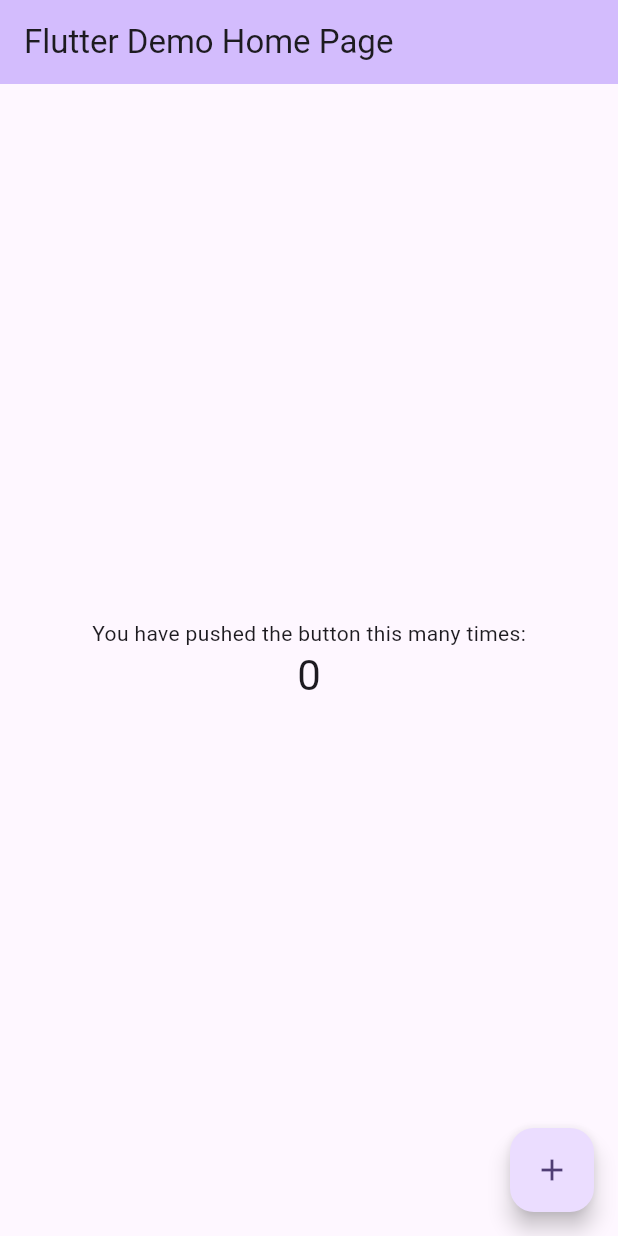
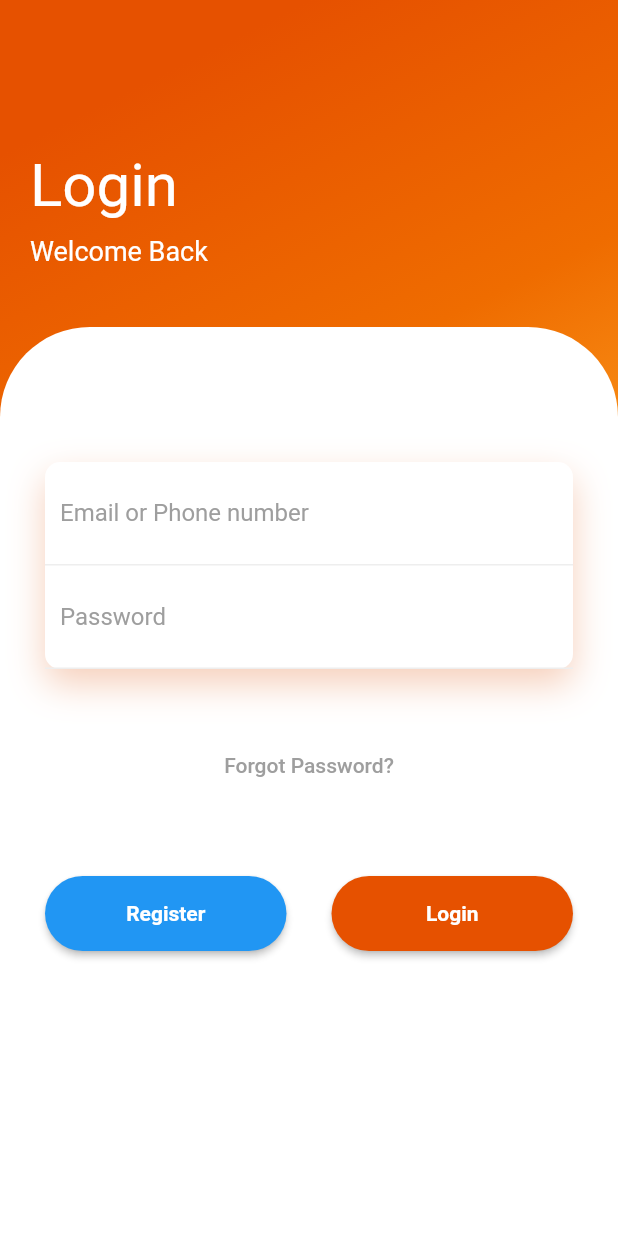
Before and after one commit to Mohamed11302/app_interactivos, a Flutter app: the screen it shows after launch, on a phone screen of 412 x 824 dp. Run offline on Flutter 3.47's test engine with Material 2 defaults, Android fonts, the phone set to English and light mode, and no system bars; our stand-ins replace animate_do.

Commit message:
Primeras pantallas del repositorio

```diff
--- a/lib/main.dart
+++ b/lib/main.dart
@@ -1,4 +1,6 @@
 import 'package:flutter/material.dart';
+import 'package:app_interactivos/pages/home_page.dart';
+
 
 void main() {
   runApp(const MyApp());
@@ -7,119 +9,11 @@ void main() {
 class MyApp extends StatelessWidget {
   const MyApp({super.key});
 
-  // This widget is the root of your application.
   @override
   Widget build(BuildContext context) {
     return MaterialApp(
-      title: 'Flutter Demo',
-      theme: ThemeData(
-        // This is the theme of your application.
-        //
-        // TRY THIS: Try running your application with "flutter run". You'll see
-        // the application has a blue toolbar. Then, without quitting the app,
-        // try changing the seedColor in the colorScheme below to Colors.green
-        // and then invoke "hot reload" (save your changes or press the "hot
-        // reload" button in a Flutter-supported IDE, or press "r" if you used
-        // the command line to start the app).
-        //
-        // Notice that the counter didn't reset back to zero; the application
-        // state is not lost during the reload. To reset the state, use hot
-        // restart instead.
-        //
-        // This works for code too, not just values: Most code changes can be
-        // tested with just a hot reload.
-        colorScheme: ColorScheme.fromSeed(seedColor: Colors.deepPurple),
-        useMaterial3: true,
-      ),
-      home: const MyHomePage(title: 'Flutter Demo Home Page'),
+      debugShowCheckedModeBanner: false,
+      home: HomePage(),
     );
   }
 }
-
-class MyHomePage extends StatefulWidget {
-  const MyHomePage({super.key, required this.title});
-
-  // This widget is the home page of your application. It is stateful, meaning
-  // that it has a State object (defined below) that contains fields that affect
-  // how it looks.
-
-  // This class is the configuration for the state. It holds the values (in this
-  // case the title) provided by the parent (in this case the App widget) and
-  // used by the build method of the State. Fields in a Widget subclass are
-  // always marked "final".
-
-  final String title;
-
-  @override
-  State<MyHomePage> createState() => _MyHomePageState();
-}
-
-class _MyHomePageState extends State<MyHomePage> {
-  int _counter = 0;
-
-  void _incrementCounter() {
-    setState(() {
-      // This call to setState tells the Flutter framework that something has
-      // changed in this State, which causes it to rerun the build method below
-      // so that the display can reflect the updated values. If we changed
-      // _counter without calling setState(), then the build method would not be
-      // called again, and so nothing would appear to happen.
-      _counter++;
-    });
-  }
-
-  @override
-  Widget build(BuildContext context) {
-    // This method is rerun every time setState is called, for instance as done
-    // by the _incrementCounter method above.
-    //
-    // The Flutter framework has been optimized to make rerunning build methods
-    // fast, so that you can just rebuild anything that needs updating rather
-    // than having to individually change instances of widgets.
-    return Scaffold(
-      appBar: AppBar(
-        // TRY THIS: Try changing the color here to a specific color (to
-        // Colors.amber, perhaps?) and trigger a hot reload to see the AppBar
-        // change color while the other colors stay the same.
-        backgroundColor: Theme.of(context).colorScheme.inversePrimary,
-        // Here we take the value from the MyHomePage object that was created by
-        // the App.build method, and use it to set our appbar title.
-        title: Text(widget.title),
-      ),
-      body: Center(
-        // Center is a layout widget. It takes a single child and positions it
-        // in the middle of the parent.
-        child: Column(
-          // Column is also a layout widget. It takes a list of children and
-          // arranges them vertically. By default, it sizes itself to fit its
-          // children horizontally, and tries to be as tall as its parent.
-          //
-          // Column has various properties to control how it sizes itself and
-          // how it positions its children. Here we use mainAxisAlignment to
-          // center the children vertically; the main axis here is the vertical
-          // axis because Columns are vertical (the cross axis would be
-          // horizontal).
-          //
-          // TRY THIS: Invoke "debug painting" (choose the "Toggle Debug Paint"
-          // action in the IDE, or press "p" in the console), to see the
-          // wireframe for each widget.
-          mainAxisAlignment: MainAxisAlignment.center,
-          children: <Widget>[
-            const Text(
-              'You have pushed the button this many times:',
-            ),
-            Text(
-              '$_counter',
-              style: Theme.of(context).textTheme.headlineMedium,
-            ),
-          ],
-        ),
-      ),
-      floatingActionButton: FloatingActionButton(
-        onPressed: _incrementCounter,
-        tooltip: 'Increment',
-        child: const Icon(Icons.add),
-      ), // This trailing comma makes auto-formatting nicer for build methods.
-    );
-  }
-}
--- /dev/null
+++ b/lib/pages/forgot_password.dart
@@ -0,0 +1,23 @@
+import 'package:flutter/material.dart';
+
+
+class ForgotPasswordPage extends StatefulWidget {
+  const ForgotPasswordPage({super.key});
+
+  @override
+  State<ForgotPasswordPage> createState() => _ForgotPasswordPageState();
+}
+
+class _ForgotPasswordPageState extends State<ForgotPasswordPage> {
+  @override
+  Widget build(BuildContext context) {
+    return Scaffold(
+      appBar: AppBar(
+        title: Text('FORGOT PASSWORD'),
+      ),
+      body: Center(
+        child: Text('FORGOT PASSWORD'),
+      ),
+    );
+  }
+}
--- /dev/null
+++ b/lib/pages/home_page.dart
@@ -0,0 +1,177 @@
+import 'package:flutter/material.dart';
+import 'package:animate_do/animate_do.dart';
+import 'package:app_interactivos/pages/menu_page.dart';
+import 'package:app_interactivos/pages/register_page.dart';
+import 'package:app_interactivos/pages/forgot_password.dart';
+class HomePage extends StatefulWidget {
+  const HomePage({Key? key}) : super(key: key);
+
+  @override
+  _HomePageState createState() => _HomePageState();
+}
+
+class _HomePageState extends State<HomePage> {
+  String user_data = '';
+  String password_data = '';
+  @override
+  Widget build(BuildContext context) {
+    return Scaffold(
+
+      body: Container(
+        width: double.infinity,
+        decoration: BoxDecoration(
+          gradient: LinearGradient(
+            begin: Alignment.topCenter,
+            colors: [
+              Colors.orange.shade900,
+              Colors.orange.shade800,
+              Colors.orange.shade400
+            ]
+          )
+        ),
+        child: Column(
+          crossAxisAlignment: CrossAxisAlignment.start,
+          children: <Widget>[
+            SizedBox(height: 80,),
+            Padding(
+              padding: EdgeInsets.all(20),
+              child: Column(
+                crossAxisAlignment: CrossAxisAlignment.start,
+                children: <Widget>[
+                  FadeInUp(duration: Duration(milliseconds: 1000), child: Text("Login", style: TextStyle(color: Colors.white, fontSize: 40),)),
+                  SizedBox(height: 10,),
+                  FadeInUp(duration: Duration(milliseconds: 1300), child: Text("Welcome Back", style: TextStyle(color: Colors.white, fontSize: 18),)),
+                ],
+              ),
+            ),
+            SizedBox(height: 20),
+            Expanded(
+              child: Container(
+                decoration: BoxDecoration(
+                  color: Colors.white,
+                  borderRadius: BorderRadius.only(topLeft: Radius.circular(60), topRight: Radius.circular(60))
+                ),
+                child: Padding(
+                    padding: EdgeInsets.all(30),
+                    child: Column(
+                      children: <Widget>[
+                        SizedBox(height: 60,),
+                        FadeInUp(duration: Duration(milliseconds: 1400), child: Container(
+                          decoration: BoxDecoration(
+                            color: Colors.white,
+                            borderRadius: BorderRadius.circular(10),
+                            boxShadow: [BoxShadow(
+                              color: Color.fromRGBO(225, 95, 27, .3),
+                              blurRadius: 20,
+                              offset: Offset(0, 10)
+                            )]
+                          ),
+                          child: Column(
+                            children: <Widget>[
+                              Container(
+                                padding: EdgeInsets.all(10),
+                                decoration: BoxDecoration(
+                                  border: Border(bottom: BorderSide(color: Colors.grey.shade200))
+                                ),
+                                child: TextField(
+                                  onChanged: (text){
+                                    setState(() {
+                                      user_data = text;
+                                    });
+                                  },
+                                  decoration: InputDecoration(
+                                    hintText: "Email or Phone number",
+                                    hintStyle: TextStyle(color: Colors.grey),
+                                    border: InputBorder.none
+                                  ),
+                                ),
+                              ),
+                              Container(
+                                padding: EdgeInsets.all(10),
+                                decoration: BoxDecoration(
+                                  border: Border(bottom: BorderSide(color: Colors.grey.shade200))
+                                ),
+                                child: TextField(
+                                  onChanged: (text){
+                                    setState(() {
+                                      password_data = text;
+                                    });
+                                  },
+                                  obscureText: true,
+                                  decoration: InputDecoration(
+                                    hintText: "Password",
+                                    hintStyle: TextStyle(color: Colors.grey),
+                                    border: InputBorder.none
+                                  ),
+                                ),
+                              ),
+                            ],
+                          ),
+                        )),
+                        SizedBox(height: 40,),
+                        FadeInUp(duration: Duration(milliseconds: 1500), child: MaterialButton(
+                          onPressed: (){
+                            Navigator.push(
+                                    context,
+                                    MaterialPageRoute(builder: (context) => ForgotPasswordPage()),
+                                  );
+                          },
+                          height: 30,
+                          child: Center(
+                            child: Text("Forgot Password?", style: TextStyle(color: Colors.grey),),
+                          ),
+                        )),
+                        SizedBox(height: 50,),
+                        Row(
+                          children: <Widget>[
+                            Expanded(
+                              child: FadeInUp(duration: Duration(milliseconds: 1800), child: MaterialButton(
+                                onPressed: (){
+                                  Navigator.push(
+                                    context,
+                                    MaterialPageRoute(builder: (context) => RegisterPage()),
+                                  );
+                                },
+                                height: 50,
+                                color: Colors.blue[500],
+                                shape: RoundedRectangleBorder(
+                                  borderRadius: BorderRadius.circular(50),
+                                ),
+                                child: Center(
+                                  child: Text("Register", style: TextStyle(color: Colors.white, fontWeight: FontWeight.bold),),
+                                ),
+                              )),
+                            ),
+                            SizedBox(width: 30,),
+                            Expanded(
+                              child: FadeInUp(duration: Duration(milliseconds: 1900), child: MaterialButton(
+                                onPressed: () {
+                                  Navigator.push(
+                                    context,
+                                    MaterialPageRoute(builder: (context) => MenuPage(user: user_data, password: password_data)),
+                                  );
+                                },
+                                height: 50,
+                                shape: RoundedRectangleBorder(
+                                  borderRadius: BorderRadius.circular(50),
+
+                                ),
+                                color: Colors.orange[900],
+                                child: Center(
+                                  child: Text("Login", style: TextStyle(color: Colors.white, fontWeight: FontWeight.bold),),
+                                ),
+                              )),
+                            )
+                          ],
+                        )
+                      ],
+                    ),
+                  ),
+              ),
+            )
+          ],
+        ),
+      ),
+    );
+  }
+}
```
Also changed, not shown: analysis_options.yaml (+6 -24 lines), lib/pages/menu_page.dart (added, +25 -0 lines), lib/pages/register_page.dart (added, +22 -0 lines), pubspec.yaml (+7 -24 lines), pubspec.lock, 6 other files.
